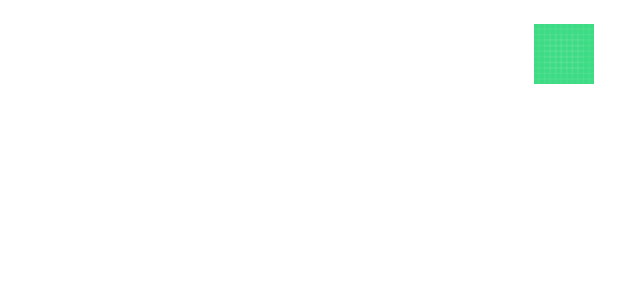
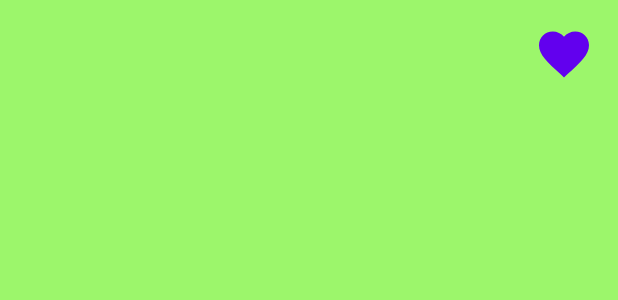
Before and after one commit to TJ-numan/Foddies, an Android app: the layout layout_order_dashboard.xml on its own in the app's theme, with its tools: preview values and no code run, on a phone screen of 412 x 824 dp. Shown: the top 300 px of the screen. Run offline under Robolectric (Android 15) with nearby library versions, the phone set to English and light mode, and no system bars.

```diff
--- a/app/src/main/res/layout/fragment_favorite.xml
+++ b/app/src/main/res/layout/fragment_favorite.xml
@@ -3,6 +3,7 @@
     xmlns:tools="http://schemas.android.com/tools"
     android:layout_width="match_parent"
     android:layout_height="match_parent"
+    android:background="@color/purple_200"
     tools:context=".Fragments.FavoriteFragment">
 
     <!-- TODO: Update blank fragment layout -->
--- a/app/src/main/res/layout/fragment_go_out.xml
+++ b/app/src/main/res/layout/fragment_go_out.xml
@@ -3,6 +3,7 @@
     xmlns:tools="http://schemas.android.com/tools"
     android:layout_width="match_parent"
     android:layout_height="match_parent"
+    android:background="@color/teal_200"
     tools:context=".Fragments.GoOutFragment">
 
     <!-- TODO: Update blank fragment layout -->
--- a/app/src/main/res/layout/fragment_orders.xml
+++ b/app/src/main/res/layout/fragment_orders.xml
@@ -4,6 +4,7 @@
     android:orientation="vertical"
     android:layout_width="match_parent"
     android:layout_height="match_parent"
+
     android:id="@+id/drawerLayout"
     android:fitsSystemWindows="true"
     tools:openDrawer="start">
--- a/app/src/main/res/layout/layout_order_dashboard.xml
+++ b/app/src/main/res/layout/layout_order_dashboard.xml
@@ -4,7 +4,8 @@
     android:layout_width="match_parent"
     android:layout_height="match_parent"
     android:orientation="vertical"
-    android:background="#FFF">
+
+    android:background="#9CF66B">
 
     <ImageView
         android:id="@+id/navigationBar"
@@ -14,7 +15,7 @@
         android:layout_marginEnd="16dp"
         android:layout_marginRight="16dp"
         android:contentDescription="Navigation Bar"
-        android:src="@drawable/ic_launcher_background"
+        android:src="@drawable/favorite"
         app:layout_constraintEnd_toEndOf="parent"
         app:layout_constraintTop_toTopOf="parent" />
 
```
Also changed, not shown: app/src/main/java/com/tjnuman/foddies/HomeActivity.java (+10 -1 lines), app/src/main/java/com/tjnuman/foddies/Fragments/OrdersFragment.java (line endings or trailing spaces).
